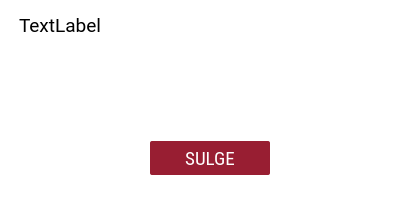
First picture: the form in client/dialogs/WarningDialog.ui, repository open-eid/DigiDoc4-Client, before the edit.
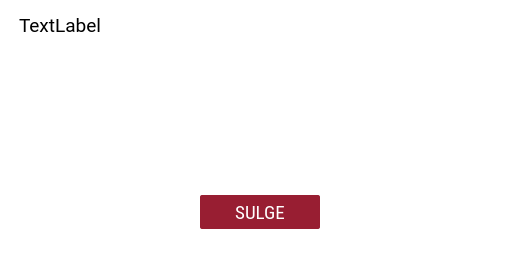
Second picture: the form after the edit. Custom widgets are drawn as their Qt base class.

Diff of the .ui file:
```diff
--- a/client/dialogs/WarningDialog.ui
+++ b/client/dialogs/WarningDialog.ui
@@ -9,16 +9,22 @@
    <rect>
     <x>0</x>
     <y>0</y>
-    <width>420</width>
-    <height>206</height>
+    <width>520</width>
+    <height>260</height>
    </rect>
   </property>
   <property name="sizePolicy">
-   <sizepolicy hsizetype="Preferred" vsizetype="Minimum">
+   <sizepolicy hsizetype="Preferred" vsizetype="Expanding">
     <horstretch>0</horstretch>
     <verstretch>0</verstretch>
    </sizepolicy>
   </property>
+  <property name="maximumSize">
+   <size>
+    <width>650</width>
+    <height>16777215</height>
+   </size>
+  </property>
   <property name="windowTitle">
    <string>Dialog</string>
   </property>
@@ -42,14 +48,14 @@
    <item>
     <widget class="QLabel" name="text">
      <property name="sizePolicy">
-      <sizepolicy hsizetype="Fixed" vsizetype="Minimum">
+      <sizepolicy hsizetype="Expanding" vsizetype="Expanding">
        <horstretch>0</horstretch>
        <verstretch>0</verstretch>
       </sizepolicy>
      </property>
      <property name="minimumSize">
       <size>
-       <width>420</width>
+       <width>520</width>
        <height>30</height>
       </size>
      </property>
@@ -71,10 +77,25 @@
      <property name="alignment">
       <set>Qt::AlignLeading|Qt::AlignLeft|Qt::AlignTop</set>
      </property>
+     <property name="wordWrap">
+      <bool>true</bool>
+     </property>
+     <property name="openExternalLinks">
+      <bool>true</bool>
+     </property>
+     <property name="textInteractionFlags">
+      <set>Qt::LinksAccessibleByKeyboard|Qt::LinksAccessibleByMouse</set>
+     </property>
     </widget>
    </item>
    <item>
     <widget class="AccordionTitle" name="showDetails" native="true">
+     <property name="sizePolicy">
+      <sizepolicy hsizetype="Preferred" vsizetype="Fixed">
+       <horstretch>0</horstretch>
+       <verstretch>0</verstretch>
+      </sizepolicy>
+     </property>
      <property name="minimumSize">
       <size>
        <width>0</width>
@@ -84,7 +105,7 @@
      <property name="maximumSize">
       <size>
        <width>16777215</width>
-       <height>40</height>
+       <height>30</height>
       </size>
      </property>
      <property name="cursor">
@@ -95,14 +116,14 @@
    <item>
     <widget class="QLabel" name="details">
      <property name="sizePolicy">
-      <sizepolicy hsizetype="Fixed" vsizetype="Minimum">
+      <sizepolicy hsizetype="Fixed" vsizetype="MinimumExpanding">
        <horstretch>0</horstretch>
        <verstretch>0</verstretch>
       </sizepolicy>
      </property>
      <property name="minimumSize">
       <size>
-       <width>420</width>
+       <width>520</width>
        <height>30</height>
       </size>
      </property>
@@ -115,6 +136,15 @@
      <property name="alignment">
       <set>Qt::AlignLeading|Qt::AlignLeft|Qt::AlignTop</set>
      </property>
+     <property name="wordWrap">
+      <bool>true</bool>
+     </property>
+     <property name="openExternalLinks">
+      <bool>true</bool>
+     </property>
+     <property name="textInteractionFlags">
+      <set>Qt::LinksAccessibleByKeyboard|Qt::LinksAccessibleByMouse</set>
+     </property>
     </widget>
    </item>
    <item>
```
